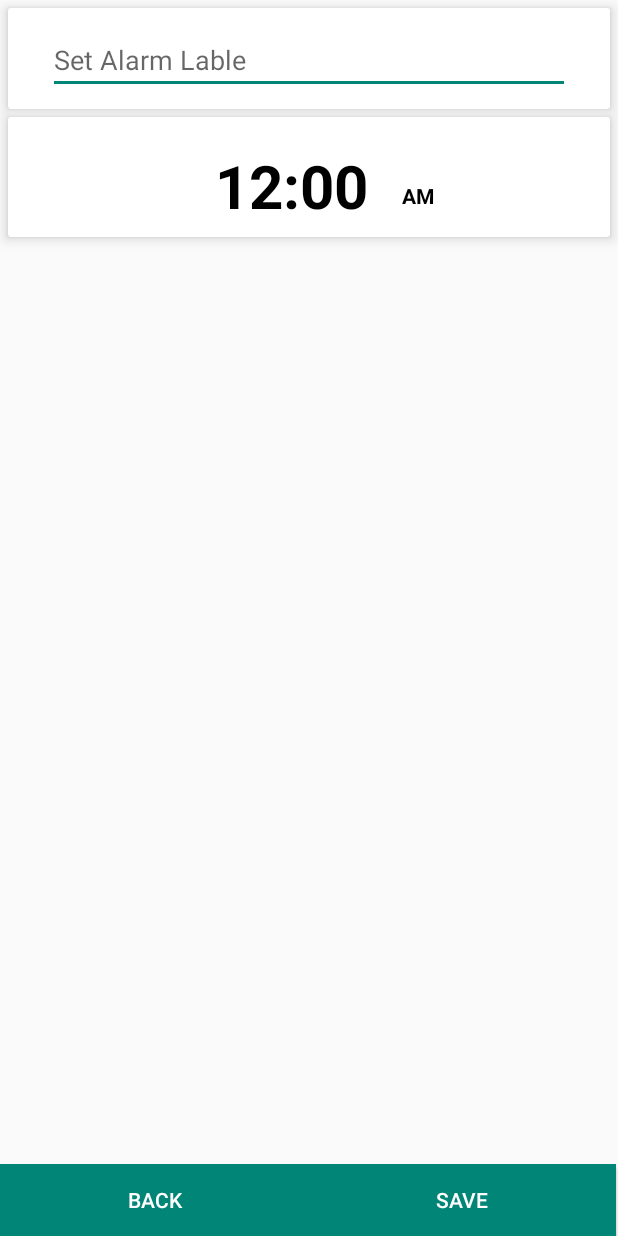
After one commit to rishab247/Timey, an Android app: the MenuActivity screen opened directly, with no data from a screen before it, on a phone screen of 412 x 824 dp. The commit adds this screen. Run offline under Robolectric (Android 15) with nearby library versions, the phone set to English and light mode, and no system bars.

Commit message:
menu in progress

```diff
--- a/app/src/main/AndroidManifest.xml
+++ b/app/src/main/AndroidManifest.xml
@@ -11,6 +11,11 @@
         android:supportsRtl="true"
         android:theme="@style/AppTheme"
         tools:ignore="GoogleAppIndexingWarning">
+        <activity android:name=".MenuActivity"
+            android:configChanges="keyboardHidden|orientation|screenSize"
+            android:parentActivityName=".MainActivity"
+            android:screenOrientation="portrait"
+            android:theme="@style/Theme.Design.Light.NoActionBar" />
         <activity android:name=".alarmtonelist" />
         <activity android:name=".MainActivity">
             <intent-filter>
@@ -19,14 +24,12 @@
                 <category android:name="android.intent.category.LAUNCHER" />
             </intent-filter>
         </activity>
-        <activity android:name=".crolleractivity"
-            android:theme="@style/Theme.AppCompat.NoActionBar"
+        <activity
+            android:name=".crolleractivity"
+            android:configChanges="keyboardHidden|orientation|screenSize"
+            android:parentActivityName=".MainActivity"
             android:screenOrientation="portrait"
-
-            android:configChanges="keyboardHidden|orientation|screenSize"
-            android:parentActivityName=".MainActivity"/>
-
-
+            android:theme="@style/Theme.AppCompat.NoActionBar" />
     </application>
 
 </manifest>
--- a/app/src/main/java/rishab/listview/com/testmyapplication/MainActivity.java
+++ b/app/src/main/java/rishab/listview/com/testmyapplication/MainActivity.java
@@ -15,13 +15,8 @@ import com.sdsmdg.harjot.crollerTest.Croller;
 import com.sdsmdg.harjot.crollerTest.OnCrollerChangeListener;
 
 public class MainActivity extends AppCompatActivity {
-        private TextView txt;
-        private Croller croller;
     private Button but;
 
-    final float startSize = 10; // Size in pixels
-    final float endSize = 40;
-    final int animationDuration = 100;
     @Override
     protected void onCreate(Bundle savedInstanceState) {
         super.onCreate(savedInstanceState);
--- /dev/null
+++ b/app/src/main/java/rishab/listview/com/testmyapplication/MenuActivity.java
@@ -0,0 +1,32 @@
+package rishab.listview.com.testmyapplication;
+
+import android.support.v7.app.AppCompatActivity;
+import android.os.Bundle;
+import android.support.v7.widget.CardView;
+import android.view.View;
+
+import java.util.Timer;
+import java.util.TimerTask;
+
+public class MenuActivity extends AppCompatActivity {
+private CardView cardView;
+    @Override
+    protected void onCreate(Bundle savedInstanceState) {
+        super.onCreate(savedInstanceState);
+        setContentView(R.layout.activity_menu);
+
+        cardView = findViewById(R.id.cardView2);
+        cardView.setOnClickListener(new View.OnClickListener() {
+            @Override
+            public void onClick(View v) {
+                new Timer().schedule(new TimerTask() {
+                    @Override
+                    public void run() {
+                        cardView.setElevation(1);
+                    }
+                },500);
+
+            }
+        });
+    }
+}
--- a/app/src/main/java/rishab/listview/com/testmyapplication/alarmtonelist.java
+++ b/app/src/main/java/rishab/listview/com/testmyapplication/alarmtonelist.java
@@ -1,18 +1,18 @@
 package rishab.listview.com.testmyapplication;
 
-import android.support.annotation.DrawableRes;
-import android.support.annotation.NonNull;
+import android.media.MediaPlayer;
 import android.support.v7.app.AppCompatActivity;
 import android.os.Bundle;
 import android.view.View;
 import android.widget.AdapterView;
+import android.widget.Button;
 import android.widget.ImageView;
 import android.widget.ListView;
 import android.widget.TextView;
 import android.widget.Toast;
 
 import java.util.ArrayList;
-
+import java.util.HashMap;
 
 public class alarmtonelist extends AppCompatActivity {
     private TextView textView;
--- a/app/src/main/java/rishab/listview/com/testmyapplication/customAdapterAlarmtone.java
+++ b/app/src/main/java/rishab/listview/com/testmyapplication/customAdapterAlarmtone.java
@@ -8,6 +8,7 @@ import android.widget.ImageView;
 import android.widget.TextView;
 
 import java.util.ArrayList;
+
 
 public class customAdapterAlarmtone extends BaseAdapter {
 
--- a/app/src/main/res/layout/activity_alarmtonelist.xml
+++ b/app/src/main/res/layout/activity_alarmtonelist.xml
@@ -10,11 +10,10 @@
         android:id="@+id/alarmlist"
         android:layout_width="wrap_content"
         android:layout_height="wrap_content"
-        android:layout_marginBottom="8dp"
         app:layout_constraintBottom_toBottomOf="parent"
         app:layout_constraintEnd_toEndOf="parent"
         app:layout_constraintHorizontal_bias="1.0"
         app:layout_constraintStart_toStartOf="parent"
         app:layout_constraintTop_toTopOf="parent"
-        app:layout_constraintVertical_bias="0.0"></ListView>
+        app:layout_constraintVertical_bias="0.0" />
 </android.support.constraint.ConstraintLayout>
--- /dev/null
+++ b/app/src/main/res/layout/activity_menu.xml
@@ -0,0 +1,129 @@
+<?xml version="1.0" encoding="utf-8"?>
+<android.support.constraint.ConstraintLayout xmlns:android="http://schemas.android.com/apk/res/android"
+    xmlns:app="http://schemas.android.com/apk/res-auto"
+    xmlns:tools="http://schemas.android.com/tools"
+    android:layout_width="match_parent"
+    android:layout_height="match_parent"
+    tools:context=".MenuActivity">
+
+    <android.support.v7.widget.CardView
+        android:id="@+id/cardView"
+        android:layout_width="0dp"
+        android:layout_height="67dp"
+        android:layout_margin="5dp"
+        app:cardElevation="5dp"
+        app:layout_constraintEnd_toEndOf="parent"
+        app:layout_constraintHorizontal_bias="0.0"
+        app:layout_constraintStart_toStartOf="parent"
+        app:layout_constraintTop_toTopOf="parent">
+
+        <LinearLayout
+            android:id="@+id/relativeLayout"
+            android:layout_width="match_parent"
+            android:layout_height="67dp"
+            android:layout_marginTop="1dp"
+            android:gravity="center"
+            android:orientation="horizontal"
+            android:paddingLeft="8dp"
+            android:paddingRight="8dp"
+            app:layout_constraintEnd_toEndOf="parent"
+            app:layout_constraintStart_toStartOf="parent"
+            app:layout_constraintTop_toTopOf="parent">
+
+            <EditText
+                android:layout_width="348dp"
+                android:layout_height="wrap_content"
+                android:hint="@string/set_alarm_lable"
+
+                android:inputType="text"
+                android:autofillHints="@string/set_alarm_lable"
+                tools:ignore="UnusedAttribute" />
+
+
+        </LinearLayout>
+    </android.support.v7.widget.CardView>
+
+    <android.support.v7.widget.CardView
+        android:layout_width="0dp"
+        android:id="@+id/cardView2"
+        android:layout_height="80dp"
+        android:layout_margin="5dp"
+        android:layout_marginTop="8dp"
+        android:foregroundGravity="center_vertical"
+        app:cardElevation="5dp"
+        app:layout_constraintEnd_toEndOf="parent"
+        app:layout_constraintHorizontal_bias="1.0"
+        app:layout_constraintStart_toStartOf="parent"
+        app:layout_constraintTop_toBottomOf="@+id/cardView">
+
+        <RelativeLayout
+            android:id="@+id/relatisveLayout"
+            android:layout_width="match_parent"
+            android:layout_height="match_parent"
+            android:layout_marginTop="1dp"
+            android:gravity="center"
+            android:orientation="vertical"
+            android:paddingLeft="8dp"
+            android:paddingRight="8dp"
+            app:layout_constraintEnd_toEndOf="parent"
+            app:layout_constraintStart_toStartOf="parent"
+            app:layout_constraintTop_toTopOf="parent">
+
+            <TextView
+                android:id="@+id/id"
+                android:layout_width="143dp"
+                android:layout_height="44dp"
+                android:gravity="center"
+                android:text="12:00"
+                android:textColor="#000"
+                android:textSize="40sp"
+                android:textStyle="bold" />
+
+            <TextView
+                android:id="@+id/nnnn"
+                android:layout_width="wrap_content"
+                android:layout_height="wrap_content"
+                android:layout_alignStart="@+id/id"
+
+                android:layout_alignTop="@+id/id"
+                android:layout_alignBottom="@+id/id"
+                android:layout_marginStart="145dp"
+                android:layout_marginTop="24dp"
+                android:layout_marginBottom="1dp"
+                android:gravity="center"
+                android:text="AM"
+                android:textColor="#000"
+                android:textStyle="bold" />
+
+
+        </RelativeLayout>
+    </android.support.v7.widget.CardView>
+
+    <android.support.design.circularreveal.CircularRevealGridLayout
+        android:layout_width="0dp"
+        android:layout_height="wrap_content"
+        app:layout_constraintBottom_toBottomOf="parent"
+        app:layout_constraintEnd_toEndOf="parent"
+        app:layout_constraintHorizontal_bias="0.0"
+        app:layout_constraintStart_toStartOf="parent">
+
+        <Button
+            android:id="@+id/setalarmback"
+            android:layout_width="205dp"
+            android:layout_height="wrap_content"
+            android:background="@color/colorPrimary"
+            android:text="BACK"
+            android:textColor="#fff" />
+
+
+        <Button
+            android:id="@+id/setalarmsave"
+            android:layout_width="205dp"
+            android:layout_height="wrap_content"
+            android:layout_row="0"
+            android:layout_column="1"
+            android:background="@color/colorPrimary"
+            android:text="SAVE"
+            android:textColor="#fff" />
+    </android.support.design.circularreveal.CircularRevealGridLayout>
+</android.support.constraint.ConstraintLayout>
--- a/app/src/main/res/values/strings.xml
+++ b/app/src/main/res/values/strings.xml
@@ -1,3 +1,4 @@
 <resources>
     <string name="app_name">app002</string>
+    <string name="set_alarm_lable">Set Alarm Lable</string>
 </resources>
```
Lines whose indentation alone changed are shown as unchanged.
